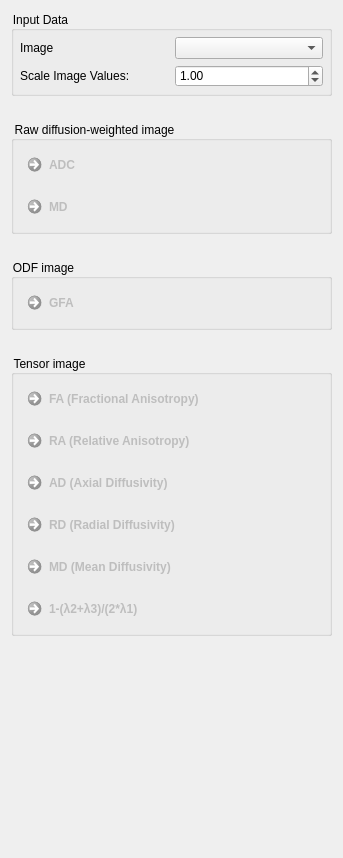
The window that Plugins/org.mitk.gui.qt.diffusionimaging.reconstruction/src/internal/QmitkDiffusionQuantificationViewControls.ui (MIC-DKFZ/MITK-Diffusion) describes before a commit, drawn with Qt 5.
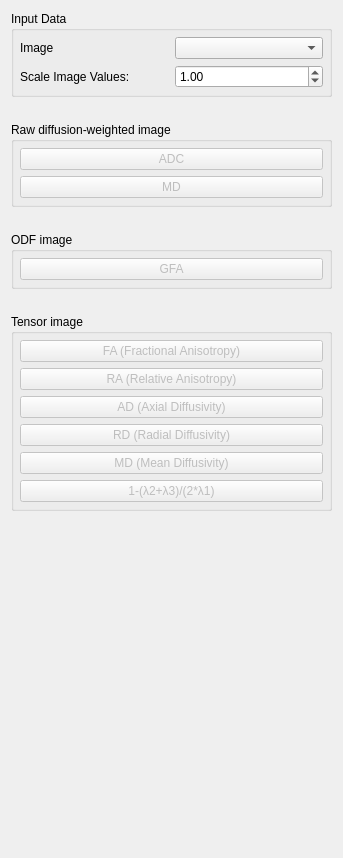
The same window after the commit. Custom widgets are drawn as their Qt base class.

Commit message: Use theme-conform buttons and styles in views

```diff
--- a/Plugins/org.mitk.gui.qt.diffusionimaging.reconstruction/src/internal/QmitkDiffusionQuantificationViewControls.ui
+++ b/Plugins/org.mitk.gui.qt.diffusionimaging.reconstruction/src/internal/QmitkDiffusionQuantificationViewControls.ui
@@ -19,15 +19,6 @@
   <property name="windowTitle">
    <string>QmitkTemplate</string>
   </property>
-  <property name="styleSheet">
-   <string>QCommandLinkButton:disabled {
-  border: none;
-}
-
-QGroupBox {
-  background-color: transparent;
-}</string>
-  </property>
   <layout class="QGridLayout" name="gridLayout_2">
    <property name="verticalSpacing">
     <number>25</number>
@@ -51,7 +42,7 @@
        <number>6</number>
       </property>
       <item row="1" column="0">
-       <widget class="QCommandLinkButton" name="m_MdDwiButton">
+       <widget class="QPushButton" name="m_MdDwiButton">
         <property name="enabled">
          <bool>false</bool>
         </property>
@@ -61,7 +52,7 @@
        </widget>
       </item>
       <item row="0" column="0">
-       <widget class="QCommandLinkButton" name="m_AdcDwiButton">
+       <widget class="QPushButton" name="m_AdcDwiButton">
         <property name="enabled">
          <bool>false</bool>
         </property>
@@ -92,7 +83,7 @@
        <number>6</number>
       </property>
       <item row="0" column="0">
-       <widget class="QCommandLinkButton" name="m_FAButton">
+       <widget class="QPushButton" name="m_FAButton">
         <property name="enabled">
          <bool>false</bool>
         </property>
@@ -102,7 +93,7 @@
        </widget>
       </item>
       <item row="1" column="0">
-       <widget class="QCommandLinkButton" name="m_RAButton">
+       <widget class="QPushButton" name="m_RAButton">
         <property name="enabled">
          <bool>false</bool>
         </property>
@@ -112,7 +103,7 @@
        </widget>
       </item>
       <item row="2" column="0">
-       <widget class="QCommandLinkButton" name="m_ADButton">
+       <widget class="QPushButton" name="m_ADButton">
         <property name="enabled">
          <bool>false</bool>
         </property>
@@ -122,7 +113,7 @@
        </widget>
       </item>
       <item row="3" column="0">
-       <widget class="QCommandLinkButton" name="m_RDButton">
+       <widget class="QPushButton" name="m_RDButton">
         <property name="enabled">
          <bool>false</bool>
         </property>
@@ -132,7 +123,7 @@
        </widget>
       </item>
       <item row="4" column="0">
-       <widget class="QCommandLinkButton" name="m_MDButton">
+       <widget class="QPushButton" name="m_MDButton">
         <property name="enabled">
          <bool>false</bool>
         </property>
@@ -142,7 +133,7 @@
        </widget>
       </item>
       <item row="5" column="0">
-       <widget class="QCommandLinkButton" name="m_ClusteringAnisotropy">
+       <widget class="QPushButton" name="m_ClusteringAnisotropy">
         <property name="enabled">
          <bool>false</bool>
         </property>
@@ -221,7 +212,7 @@
        <number>6</number>
       </property>
       <item row="0" column="0">
-       <widget class="QCommandLinkButton" name="m_GFAButton">
+       <widget class="QPushButton" name="m_GFAButton">
         <property name="enabled">
          <bool>false</bool>
         </property>
```
The commit also changes 36 other files.
